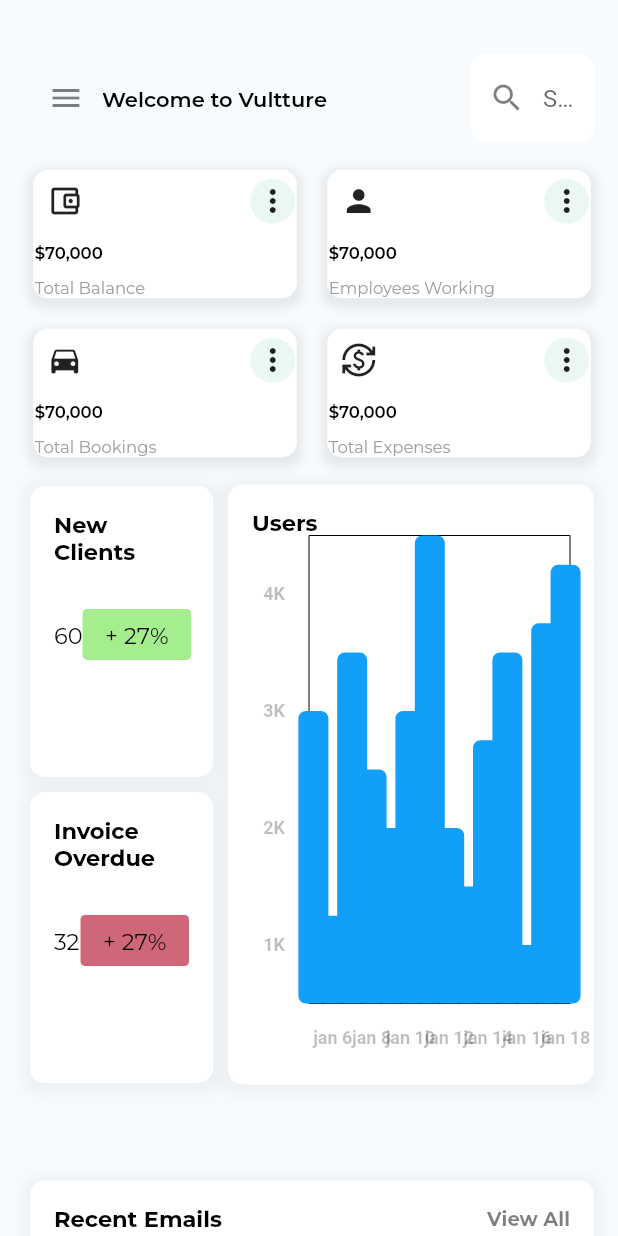
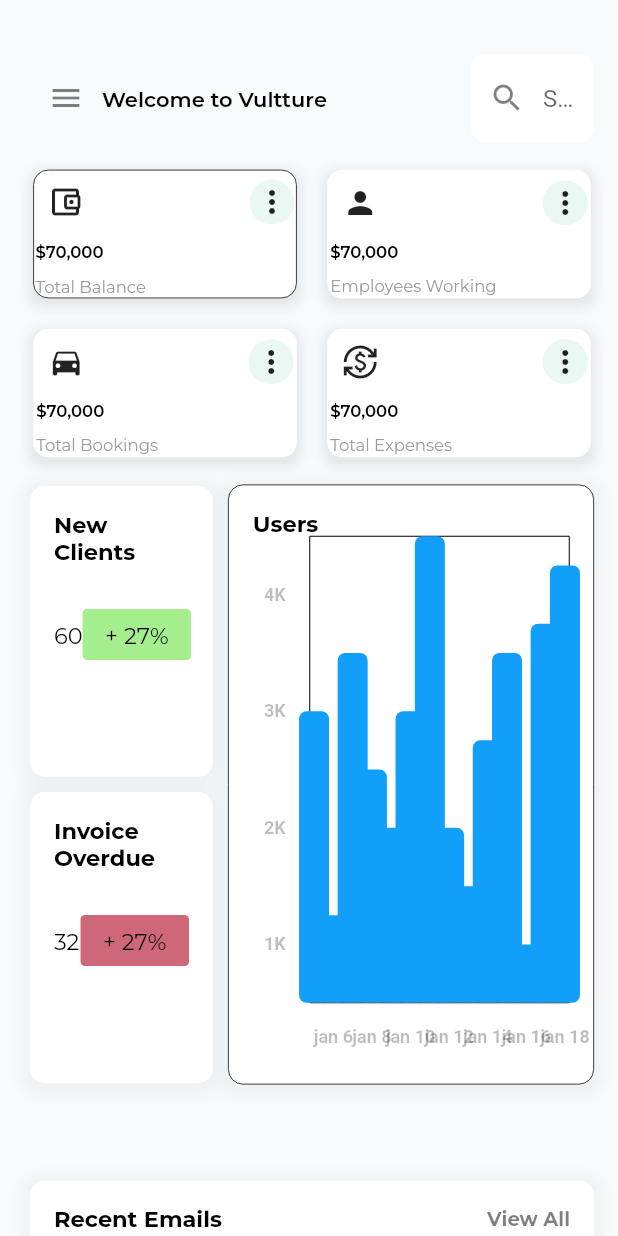
Before and after one commit to Abdul-Hanan-khan/vultture_admin_dashboard, a Flutter app: the screen it shows after launch, on a phone screen of 412 x 824 dp. Run offline on Flutter 3.47's test engine with Material 2 defaults, Android fonts, the phone set to English and light mode, and no system bars; drawn by our look-alikes of fl_chart; our stand-ins replace flutter_screenutil, flutter_svg, get, google_fonts.

Commit message:
border around boxes added

```diff
--- a/lib/screens/components/analytic_cards.dart
+++ b/lib/screens/components/analytic_cards.dart
@@ -52,6 +52,7 @@ class AnalyticInfoCardGridView extends StatelessWidget {
       ),
       itemBuilder: (context, index) => AnalyticInfoCard(
         info: analyticData[index],
+        index: index,
       ),
     );
   }
--- a/lib/screens/components/analytic_info_card.dart
+++ b/lib/screens/components/analytic_info_card.dart
@@ -7,9 +7,10 @@ import 'package:responsive_admin_dashboard/constants/responsive.dart';
 import 'package:responsive_admin_dashboard/models/analytic_info_model.dart';
 
 class AnalyticInfoCard extends StatelessWidget {
-  const AnalyticInfoCard({Key? key, required this.info}) : super(key: key);
+   AnalyticInfoCard({Key? key, required this.info,this.index}) : super(key: key);
 
   final AnalyticInfo info;
+  int ?index;
 
   @override
   Widget build(BuildContext context) {
@@ -34,6 +35,8 @@ class AnalyticInfoCard extends StatelessWidget {
               offset: Offset(0, 3), // changes position of shadow
             ),
           ],
+          border:index==0? Border.all(width: 0.5):Border.all(color: Colors.transparent)
+
 
         ),
         child: Column(
--- a/lib/screens/components/top_referals.dart
+++ b/lib/screens/components/top_referals.dart
@@ -24,7 +24,7 @@ class RecentEmails extends StatelessWidget {
           ),
         ],
         color: secondaryColor,
-        borderRadius: BorderRadius.circular(10),
+        borderRadius: BorderRadius.only(topLeft: Radius.circular(10),topRight: Radius.circular(10)),
       ),
       child: Column(
         crossAxisAlignment: CrossAxisAlignment.start,
--- a/lib/screens/components/users.dart
+++ b/lib/screens/components/users.dart
@@ -165,6 +165,7 @@ class Users extends StatelessWidget {
                   Offset(0, 2), // changes position of shadow
                 ),
               ],
+              border: Border.all(width: 0.5),
               color: secondaryColor,
               borderRadius: BorderRadius.circular(10),
             ),
```
